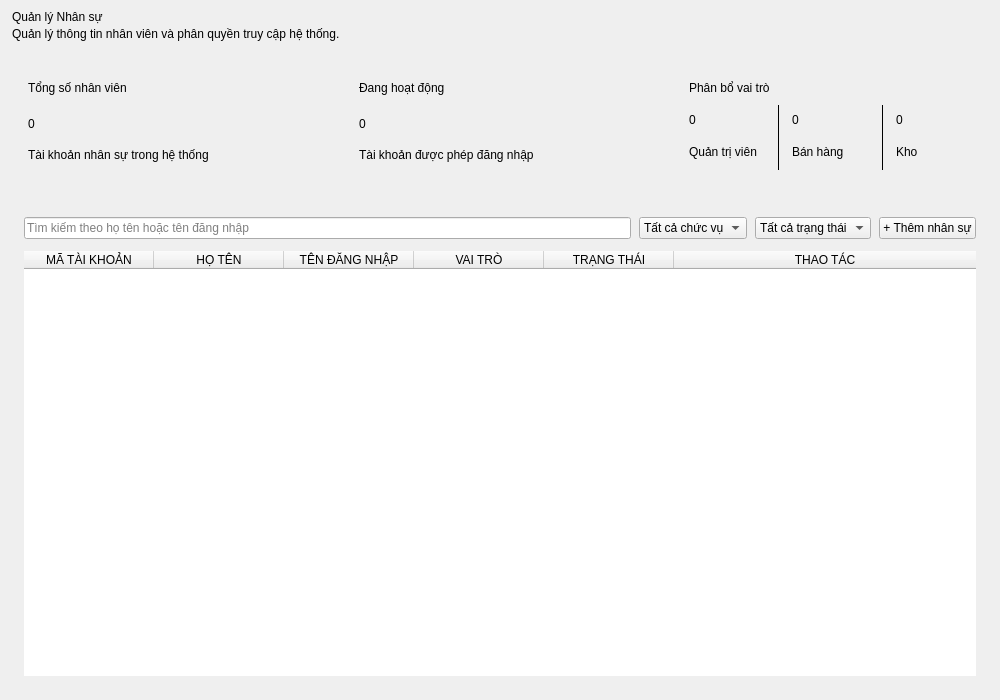
This is src/gui/tabs/personnel_management.ui in letrankhang/Supermarket_Manager as Qt 5 draws it before an edit. The edited form follows.
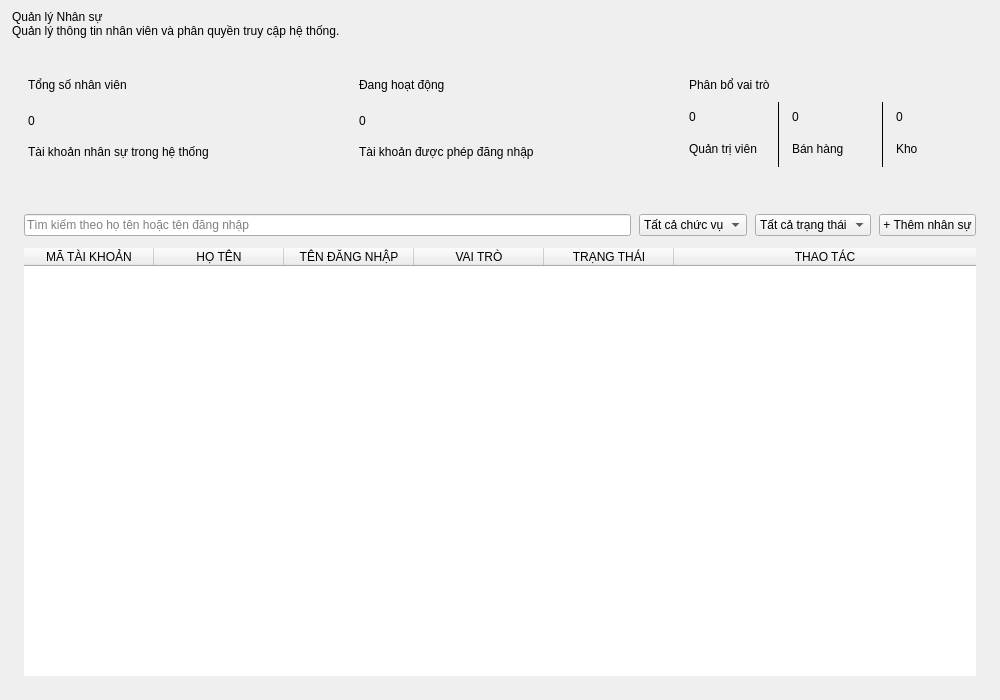
This is the edited form. Icons and pictures are not drawn.

The edit to the form file:
```diff
--- a/src/gui/tabs/personnel_management.ui
+++ b/src/gui/tabs/personnel_management.ui
@@ -684,7 +684,7 @@
    <item>
     <layout class="QVBoxLayout" name="titleLayout">
      <property name="spacing">
-      <number>3</number>
+      <number>0</number>
      </property>
      <item>
       <widget class="QLabel" name="lblTitle">
```
Lines whose indentation alone changed are shown as unchanged.
